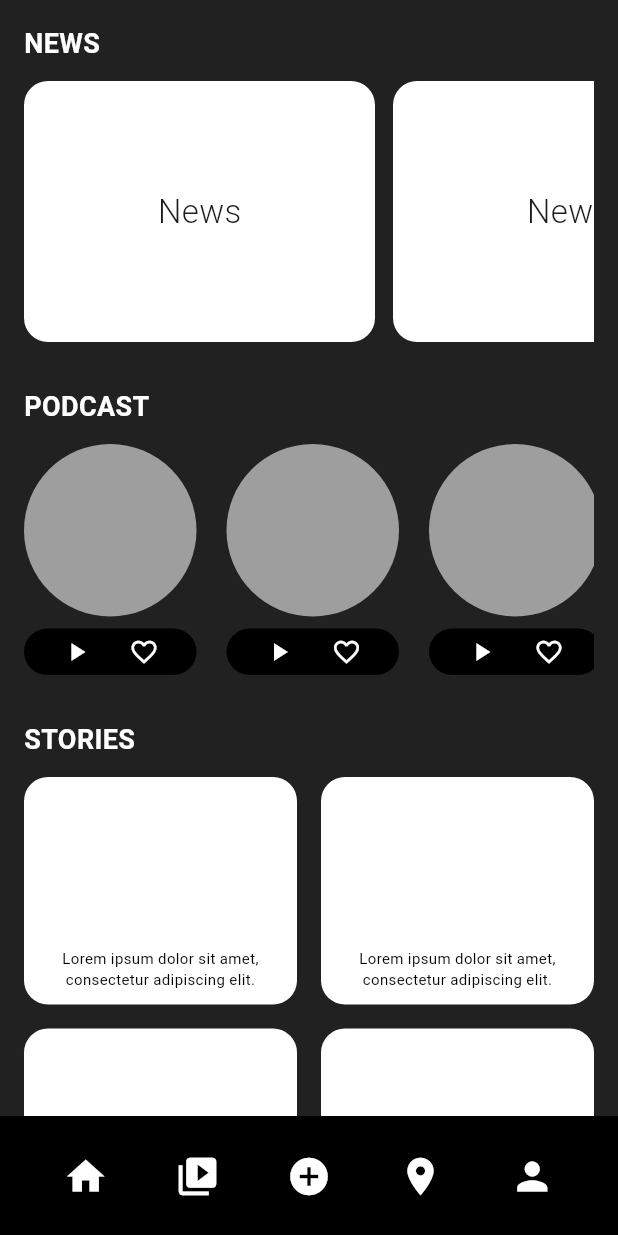
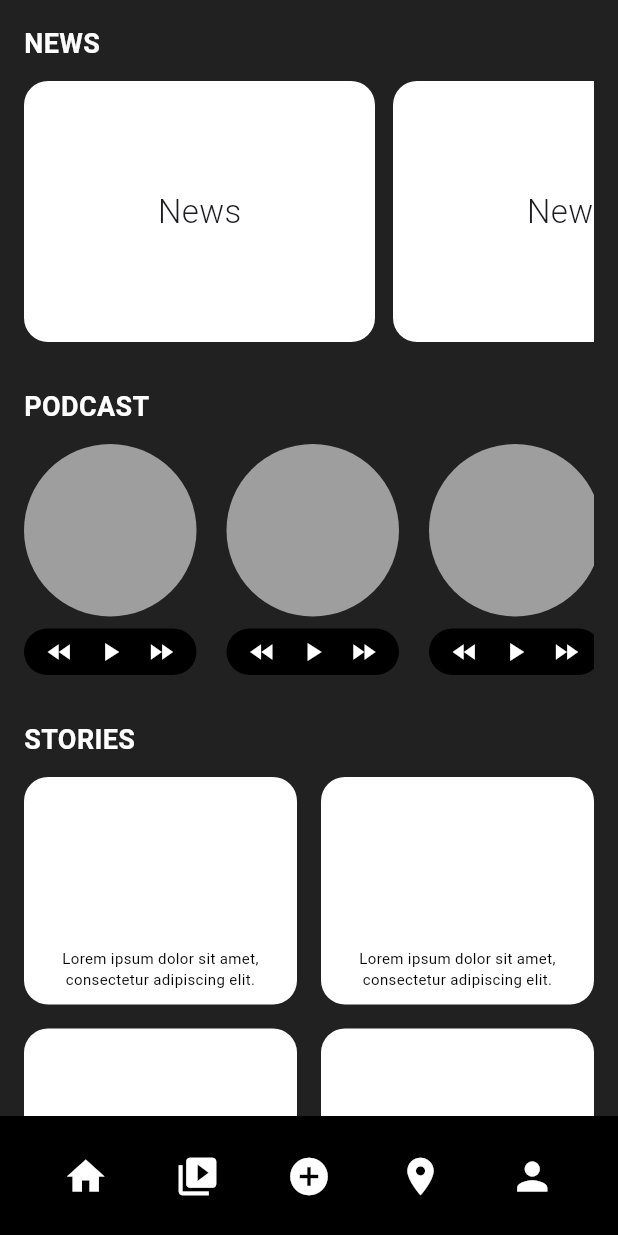
Before and after one commit to AxdaTFK/AplicacionParanormal, a Flutter app: the screen it shows after launch, on a phone screen of 412 x 824 dp. Run offline on Flutter 3.47's test engine with Material 3 defaults, Android fonts, the phone set to English and light mode, and no system bars.

Commit message:
Update main.dart

```diff
--- a/umbral/lib/main.dart
+++ b/umbral/lib/main.dart
@@ -259,13 +259,18 @@ class PodcastCard extends StatelessWidget {
               mainAxisAlignment: MainAxisAlignment.spaceEvenly,
               children: [
                 Icon(
+                  Icons.fast_rewind,
+                  color: Colors.white,
+                  size: 20,
+                ),
+                Icon(
                   Icons.play_arrow,
                   color: Colors.white,
                   size: 20,
                 ),
 
                 Icon(
-                  Icons.favorite_border,
+                  Icons.fast_forward,
                   color: Colors.white,
                   size: 20,
                 ),
```
